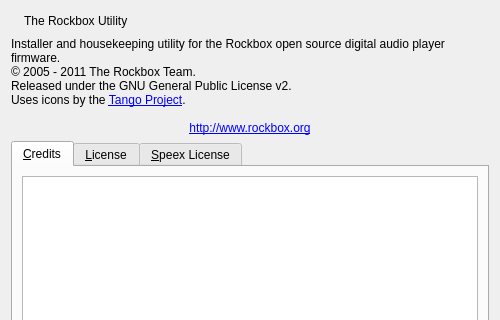
The window that rbutil/rbutilqt/aboutbox.ui (Rockbox/rockbox) describes before a commit, drawn with Qt 5; both pictures show x 0 to 500 and y 0 to 320 of the 500 by 500 pixel window.
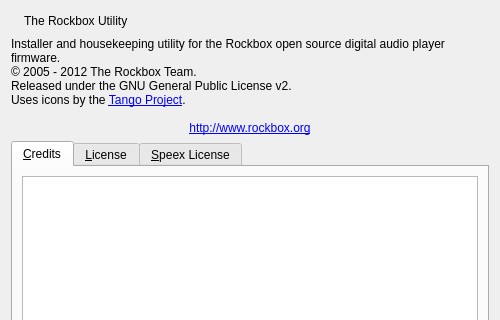
The same window after the commit. Icons and pictures are not drawn.

The edit to the form file:
```diff
--- a/rbutil/rbutilqt/aboutbox.ui
+++ b/rbutil/rbutilqt/aboutbox.ui
@@ -51,7 +51,7 @@
    <item row="1" column="0" colspan="3" >
     <widget class="QLabel" name="labelText" >
      <property name="text" >
-      <string>Installer and housekeeping utility for the Rockbox open source digital audio player firmware.&lt;br/&gt;© 2005 - 2011 The Rockbox Team.&lt;br/&gt;Released under the GNU General Public License v2.&lt;br/&gt;Uses icons by the &lt;a href=&quot;http://tango.freedesktop.org/&quot;&gt;Tango Project&lt;/a&gt;.&lt;br/&gt;&lt;center&gt;&lt;a href=&quot;http://www.rockbox.org&quot;&gt;http://www.rockbox.org&lt;/a&gt;&lt;/center&gt;</string>
+      <string>Installer and housekeeping utility for the Rockbox open source digital audio player firmware.&lt;br/&gt;© 2005 - 2012 The Rockbox Team.&lt;br/&gt;Released under the GNU General Public License v2.&lt;br/&gt;Uses icons by the &lt;a href=&quot;http://tango.freedesktop.org/&quot;&gt;Tango Project&lt;/a&gt;.&lt;br/&gt;&lt;center&gt;&lt;a href=&quot;http://www.rockbox.org&quot;&gt;http://www.rockbox.org&lt;/a&gt;&lt;/center&gt;</string>
      </property>
      <property name="textFormat" >
       <enum>Qt::RichText</enum>
```
